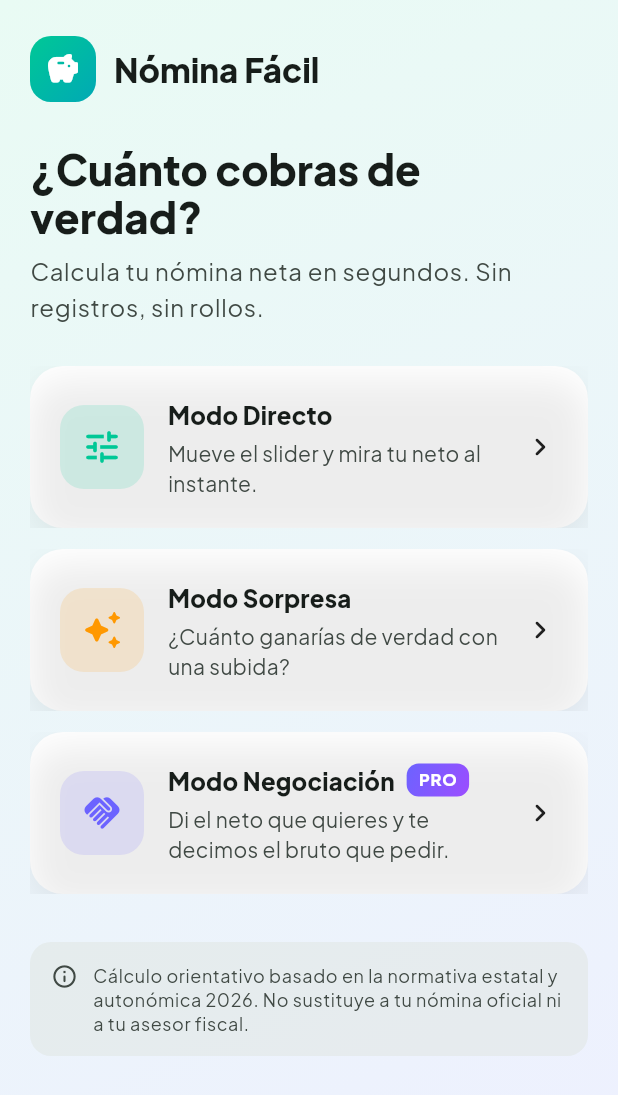
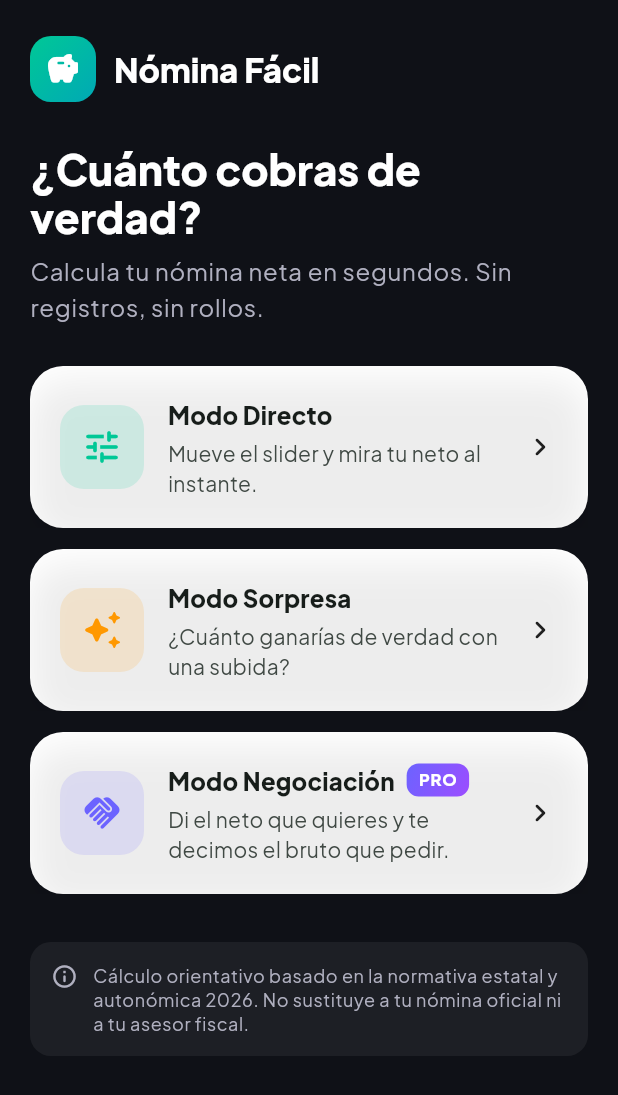
Before and after one commit to javicoiner-rgb/nomina-facil, a Flutter app: the screen it shows after launch, on a phone screen of 412 x 824 dp. Shown: the top 1095 px of the screen. Run offline on Flutter 3.47's test engine with Material 3 defaults, Android fonts, the phone set to English and light mode, and no system bars; our stand-ins replace google_fonts, share_plus; missing offline and left inert: purchases_flutter.

Commit message:
Home screen modo oscuro + bump version 1.0.2+3

```diff
--- a/lib/screens/home_screen.dart
+++ b/lib/screens/home_screen.dart
@@ -17,9 +17,8 @@ class HomeScreen extends StatelessWidget {
     final esPro = context.watch<PurchaseService>().isPro;
 
     return Scaffold(
-      body: Container(
-        decoration: const BoxDecoration(gradient: AppColors.fondoSuave),
-        child: SafeArea(
+      backgroundColor: const Color(0xFF0F1117),
+      body: SafeArea(
         child: ListView(
           padding: const EdgeInsets.fromLTRB(20, 24, 20, 32),
           children: [
@@ -40,6 +39,7 @@ class HomeScreen extends StatelessWidget {
                   AppStrings.appName,
                   style: theme.textTheme.titleLarge?.copyWith(
                     fontWeight: FontWeight.w900,
+                    color: const Color(0xFFFFFFFF),
                   ),
                 ),
                 const Spacer(),
@@ -61,13 +61,14 @@ class HomeScreen extends StatelessWidget {
               style: theme.textTheme.headlineMedium?.copyWith(
                 fontWeight: FontWeight.w900,
                 height: 1.15,
+                color: const Color(0xFFFFFFFF),
               ),
             ),
             const SizedBox(height: 8),
             Text(
               AppStrings.subtituloHome,
               style: theme.textTheme.bodyLarge?.copyWith(
-                  color: theme.colorScheme.onSurfaceVariant,
+                color: const Color(0xFFB0B0C0),
               ),
             ),
             const SizedBox(height: 28),
@@ -111,22 +112,20 @@ class HomeScreen extends StatelessWidget {
             Container(
               padding: const EdgeInsets.all(14),
               decoration: BoxDecoration(
-                  color: theme.colorScheme.surfaceContainerHighest
-                      .withValues(alpha: 0.5),
+                color: const Color(0xFFFFFFFF).withValues(alpha: 0.06),
                 borderRadius: BorderRadius.circular(14),
               ),
               child: Row(
                 crossAxisAlignment: CrossAxisAlignment.start,
                 children: [
-                    Icon(Icons.info_outline_rounded,
-                        size: 18,
-                        color: theme.colorScheme.onSurfaceVariant),
+                  const Icon(Icons.info_outline_rounded,
+                      size: 18, color: Color(0xFFB0B0C0)),
                   const SizedBox(width: 10),
                   Expanded(
                     child: Text(
                       AppStrings.disclaimerHome,
                       style: theme.textTheme.bodySmall?.copyWith(
-                          color: theme.colorScheme.onSurfaceVariant,
+                        color: const Color(0xFFB0B0C0),
                       ),
                     ),
                   ),
@@ -136,7 +135,6 @@ class HomeScreen extends StatelessWidget {
           ],
         ),
       ),
-      ),
     );
   }
 }
--- a/pubspec.yaml
+++ b/pubspec.yaml
@@ -2,7 +2,7 @@ name: nomina_facil
 description: "Calculadora de nómina y sueldo neto para España. Moderna, 100% offline."
 publish_to: 'none'
 
-version: 1.0.1+2
+version: 1.0.2+3
 
 environment:
   sdk: ^3.13.2
```
Also changed, not shown: store_assets/feature_graphic_1024x500.png (added). Lines whose indentation alone changed are shown as unchanged.
